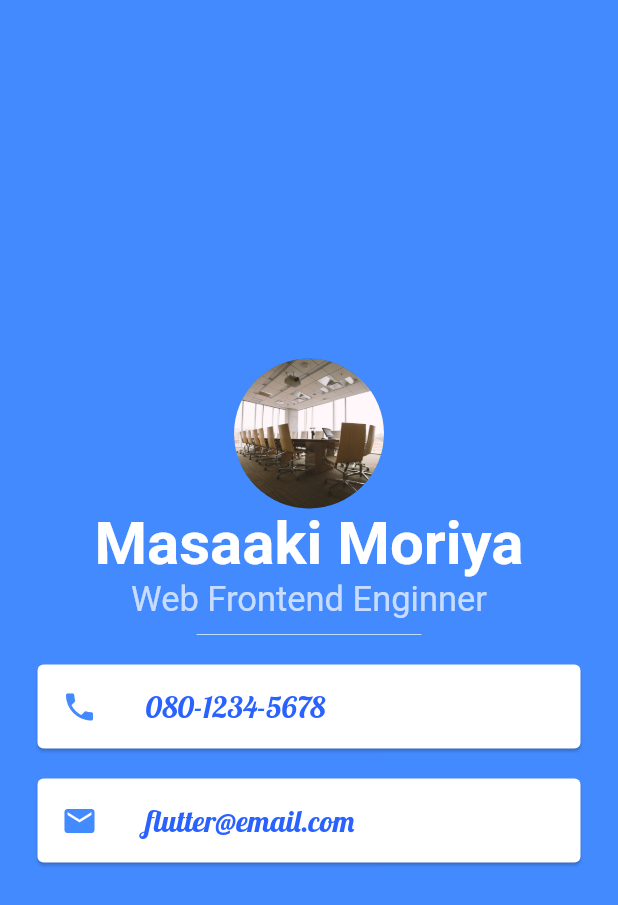
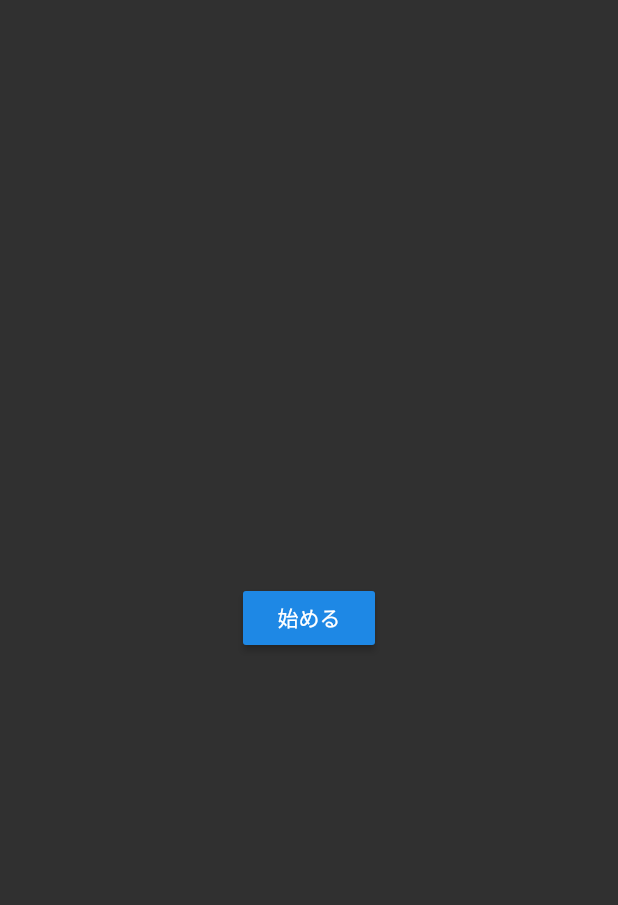
Before and after one commit to moriyamasaaaki/flutter_first_app, a Flutter app: the screen it shows after launch, on a phone screen of 412 x 824 dp. Shown: the top 905 px of the screen. Run offline on Flutter 3.47's test engine with Material 2 defaults, Android fonts, the phone set to English and light mode, and no system bars.

Commit message:
feat(lib): dartファイル複数作成

```diff
--- /dev/null
+++ b/lib/consts.dart
@@ -0,0 +1 @@
+import 'package:flutter/material.dart';
--- a/lib/main.dart
+++ b/lib/main.dart
@@ -1,4 +1,5 @@
 import 'package:flutter/material.dart';
+import 'package:flutterfirstapp/screens/loading_screen.dart';
 
 void main() {
   runApp(MyApp());
@@ -8,76 +9,8 @@ class MyApp extends StatelessWidget {
   @override
   Widget build(BuildContext context) {
     return MaterialApp(
-      home: Scaffold(
-        backgroundColor: Colors.blueAccent,
-        body: SafeArea(
-          child: Column(mainAxisAlignment: MainAxisAlignment.center, children: <
-              Widget>[
-            CircleAvatar(
-              radius: 50.0,
-              backgroundImage:
-                  AssetImage('images/conference-room-768441_1920.jpg'),
-            ),
-            Text(
-              'Masaaki Moriya',
-              style: TextStyle(
-                fontFamily: 'Roboto',
-                fontSize: 40.0,
-                color: Colors.white,
-                fontWeight: FontWeight.bold,
-              ),
-            ),
-            Text(
-              'Web Frontend Enginner',
-              style: TextStyle(
-                fontFamily: 'Roboto',
-                fontSize: 23.0,
-                color: Colors.white70,
-                fontWeight: FontWeight.w400,
-              ),
-            ),
-            SizedBox(
-              width: 150.0,
-              height: 20.0,
-              child: Divider(
-                color: Colors.blue.shade100,
-              ),
-            ),
-            Card(
-                margin: EdgeInsets.symmetric(vertical: 10.0, horizontal: 25.0),
-                child: ListTile(
-                  leading: Icon(
-                    Icons.phone,
-                    color: Colors.blueAccent,
-                  ),
-                  title: Text(
-                    '080-1234-5678',
-                    style: TextStyle(
-                        fontSize: 20.0,
-                        color: Colors.blueAccent.shade700,
-                        fontFamily: 'Lobster'),
-                  ),
-                )),
-            Card(
-                margin: EdgeInsets.symmetric(vertical: 10.0, horizontal: 25.0),
-                child: ListTile(
-                  leading: Icon(
-                    Icons.email,
-                    color: Colors.blueAccent,
-                  ),
-                  title: Text(
-                    'flutter@email.com',
-                    style: TextStyle(
-                        fontSize: 20.0,
-                        color: Colors.blueAccent.shade700,
-                        fontFamily: 'Lobster'),
-                  ),
-                )),
-          ]),
-        ),
-      ),
+      theme: ThemeData.dark(),
+      home: LoadingScreen(),
     );
   }
 }
-
-// This widget is the root of your application.
--- /dev/null
+++ b/lib/screens/loading_screen.dart
@@ -0,0 +1,22 @@
+import 'package:flutter/material.dart';
+
+class LoadingScreen extends StatefulWidget {
+  @override
+  _LoadingScreenState createState() => _LoadingScreenState();
+}
+
+class _LoadingScreenState extends State<LoadingScreen> {
+  @override
+  Widget build(BuildContext context) {
+    return Scaffold(
+      body: Center(
+        child: RaisedButton(
+          onPressed: () {
+            //Get the current location
+          },
+          child: Text('始める'),
+        ),
+      ),
+    );
+  }
+}
--- /dev/null
+++ b/lib/screens/login.screen.dart
@@ -0,0 +1 @@
+import 'package:flutter/material.dart';
--- /dev/null
+++ b/lib/screens/register.screen.dart
@@ -0,0 +1 @@
+import 'package:flutter/material.dart';
--- /dev/null
+++ b/lib/screens/welcom.screen.dart
@@ -0,0 +1 @@
+import 'package:flutter/material.dart';
```
